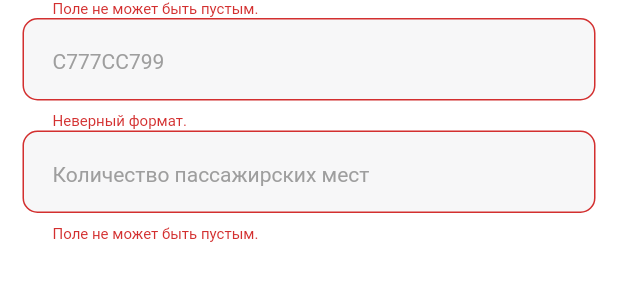
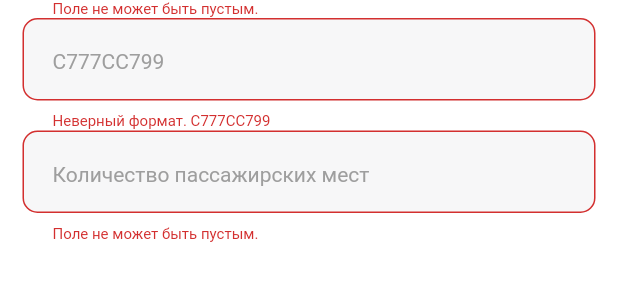
Before and after one commit to DevAppBroseph/poezdki, a Flutter app: the AddCarWidget widget shown alone on an empty page, opened directly, after a tap on "Добавить", on a phone screen of 412 x 824 dp. Shown: the part 546-851 px from the top of the screen. Run offline on Flutter 3.47's test engine with Material 2 defaults, Android fonts, the phone set to English and light mode, and no system bars; our stand-ins replace bloc, cached_network_image, dash_chat_2, dio, dropdown_button2, firebase_core and 21 more; missing offline and left inert: dropdown_search2, flutter_login_vk, scale_button; accounts and stored records are empty; network calls fail; project files that could hold a hidden picture were left out.

Commit message:
fix bugs

```diff
--- a/lib/src/profile/cars_data/add_car.dart
+++ b/lib/src/profile/cars_data/add_car.dart
@@ -160,6 +160,9 @@ class _AddCarWidgetState extends State<AddCarWidget> {
                           ),
                           KFormField(
                             hintText: 'Количество пассажирских мест',
+                            formatters: [
+                              LengthLimitingTextInputFormatter(1),
+                            ],
                             textInputType: TextInputType.number,
                             textEditingController: carSeats,
                             validateFunction: Validations.validateTitle,
--- a/lib/util/validation.dart
+++ b/lib/util/validation.dart
@@ -36,7 +36,7 @@ class Validations {
   static String? validateNumber(String? value) {
     final alphanumeric = RegExp(r'[А-Я]{1}[0-9]{3}[А-Я]{2}[0-9]{2,3}');
     if (!alphanumeric.hasMatch(value!)) {
-      return 'Неверный формат.';
+      return 'Неверный формат. С777СС799';
     }
     return null;
   }
@@ -51,8 +51,11 @@ class Validations {
 
   static String? validateYear(String? value) {
     final alphanumeric = RegExp(r'[0-9]{4}');
-    if (!alphanumeric.hasMatch(value!) || (int.parse(value) < 1980  || int.parse(value) > DateTime.now().year)) {
+    if (!alphanumeric.hasMatch(value!)) {
       return 'Неверный формат.';
+    }
+    if (int.parse(value) < 1980  || int.parse(value) > DateTime.now().year) {
+      return 'Год не может быть меньше 1980 и больше ${DateTime.now().year}.';
     }
     return null;
   }
@@ -67,8 +70,11 @@ class Validations {
       year += value[i];
     }
     int? yearInt = int.tryParse(year);
-    if(yearInt == null || yearInt < 1922 || yearInt > DateTime.now().year) {
-      return 'Неверный формат.';
+    if(yearInt == null) {
+      return 'Введите год.';
+    }
+    if (yearInt < DateTime.now().year - 100 || yearInt > DateTime.now().year) {
+      return 'Год не может быть меньше ${DateTime.now().year - 100} и больше ${DateTime.now().year}.';
     }
     return null;
   }
```
